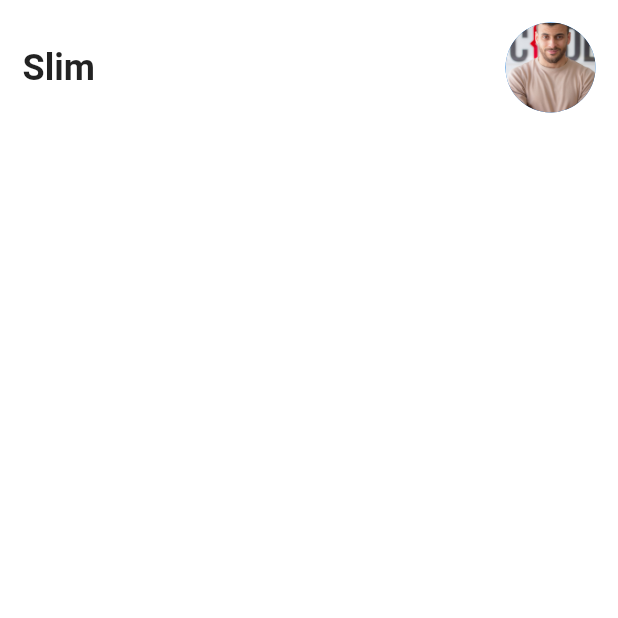
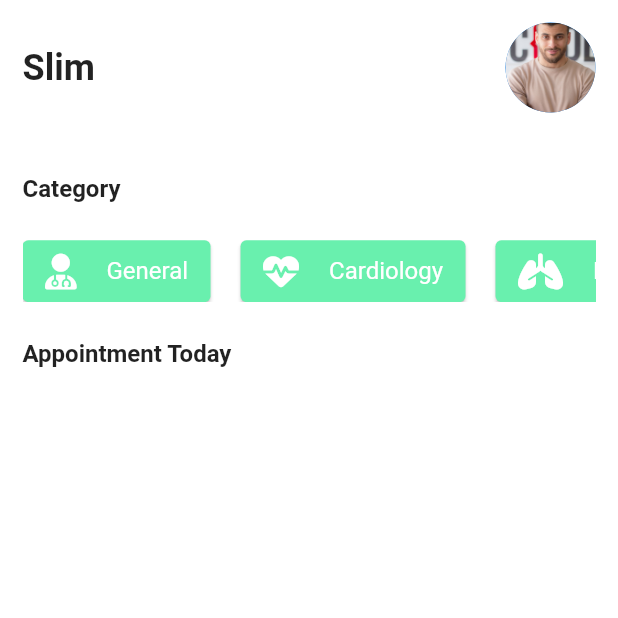
Before and after one commit to Amdounislim/Flutter_Doctor_appointment, a Flutter app: the HomePage screen opened directly, on a phone screen of 412 x 824 dp, the top half of it. Run offline on Flutter 3.47's test engine with Material 2 defaults, Android fonts, the phone set to English and light mode, and no system bars; our stand-ins replace font_awesome_flutter.

Commit message:
Category_Listing

```diff
--- a/lib/screens/home_page.dart
+++ b/lib/screens/home_page.dart
@@ -1,5 +1,6 @@
 import 'package:doctor_appointment/utils/config.dart';
 import 'package:flutter/material.dart';
+import 'package:font_awesome_flutter/font_awesome_flutter.dart';
 
 class HomePage extends StatefulWidget {
   const HomePage({super.key});
@@ -9,6 +10,33 @@ class HomePage extends StatefulWidget {
 }
 
 class _HomePageState extends State<HomePage> {
+  List<Map<String, dynamic>> medCat = [
+    {
+      "icon": FontAwesomeIcons.userDoctor,
+      "category": "General",
+    },
+    {
+      "icon": FontAwesomeIcons.heartPulse,
+      "category": "Cardiology",
+    },
+    {
+      "icon": FontAwesomeIcons.lungs,
+      "category": "Respirations",
+    },
+    {
+      "icon": FontAwesomeIcons.hand,
+      "category": "Dermatology",
+    },
+    {
+      "icon": FontAwesomeIcons.personPregnant,
+      "category": "Gynecology",
+    },
+    {
+      "icon": FontAwesomeIcons.teeth,
+      "category": "Dental",
+    },
+  ];
+
   @override
   Widget build(BuildContext context) {
     Config().init(context);
@@ -36,6 +64,51 @@ class _HomePageState extends State<HomePage> {
                 )
               ],
             ),
+            Config.spaceMedium,
+            Text(
+              "Category",
+              style: const TextStyle(fontSize: 16, fontWeight: FontWeight.bold),
+            ),
+            Config.spaceSmall,
+            SizedBox(
+              height: Config.heightSize * 0.05,
+              child: ListView.builder(
+                scrollDirection: Axis.horizontal,
+                itemCount: medCat.length,
+                itemBuilder: (BuildContext context, int index) {
+                  return Card(
+                    margin: const EdgeInsets.only(right: 20),
+                    color: Config.primaryColor,
+                    child: Padding(
+                      padding: const EdgeInsets.symmetric(
+                          horizontal: 15, vertical: 5),
+                      child: Row(
+                        mainAxisAlignment: MainAxisAlignment.spaceAround,
+                        children: <Widget>[
+                          FaIcon(
+                            medCat[index]['icon'],
+                            color: Colors.white,
+                          ),
+                          const SizedBox(
+                            width: 20,
+                          ),
+                          Text(
+                            medCat[index]['category'],
+                            style: const TextStyle(
+                                fontSize: 16, color: Colors.white),
+                          ),
+                        ],
+                      ),
+                    ),
+                  );
+                },
+              ),
+            ),
+            Config.spaceSmall,
+            const Text(
+              'Appointment Today',
+              style: TextStyle(fontSize: 16, fontWeight: FontWeight.bold),
+            ),
             Config.spaceSmall,
           ],
         )),
@@ -43,13 +116,3 @@ class _HomePageState extends State<HomePage> {
     );
   }
 }
-
-
-//  Row(
-//               mainAxisAlignment: MainAxisAlignment.spaceBetween,
-//               children:const <Widget>[
-//                  Text(
-//               "Slim",
-//               style: TextStyle(fontSize: 24, fontWeight: FontWeight.bold),
-//             ),
-//               ]),
```
